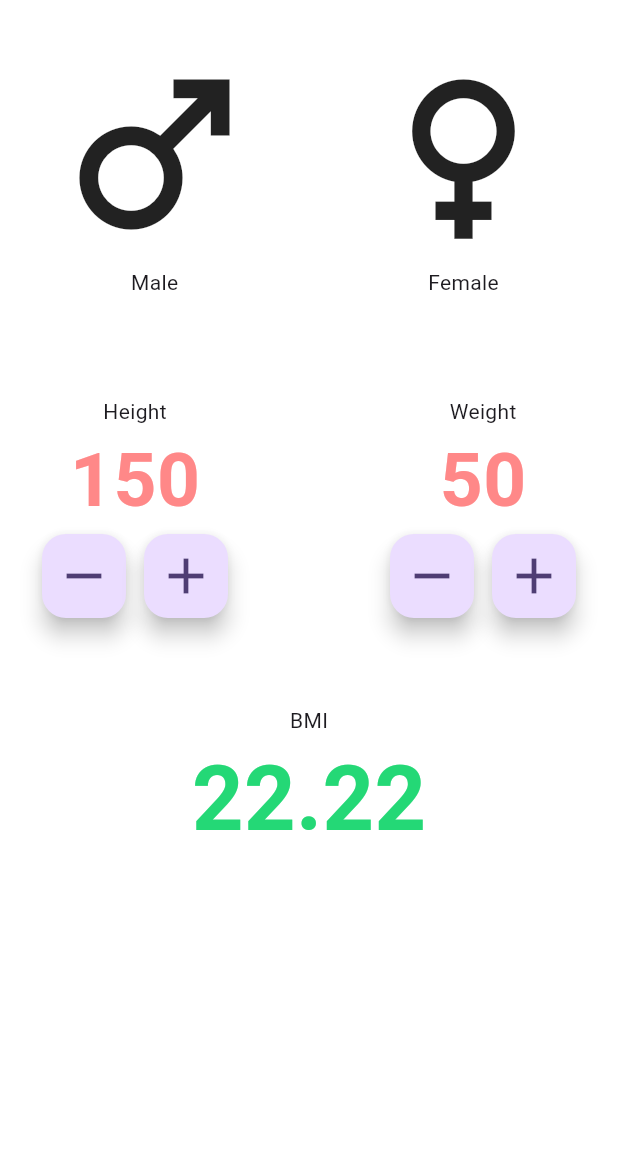
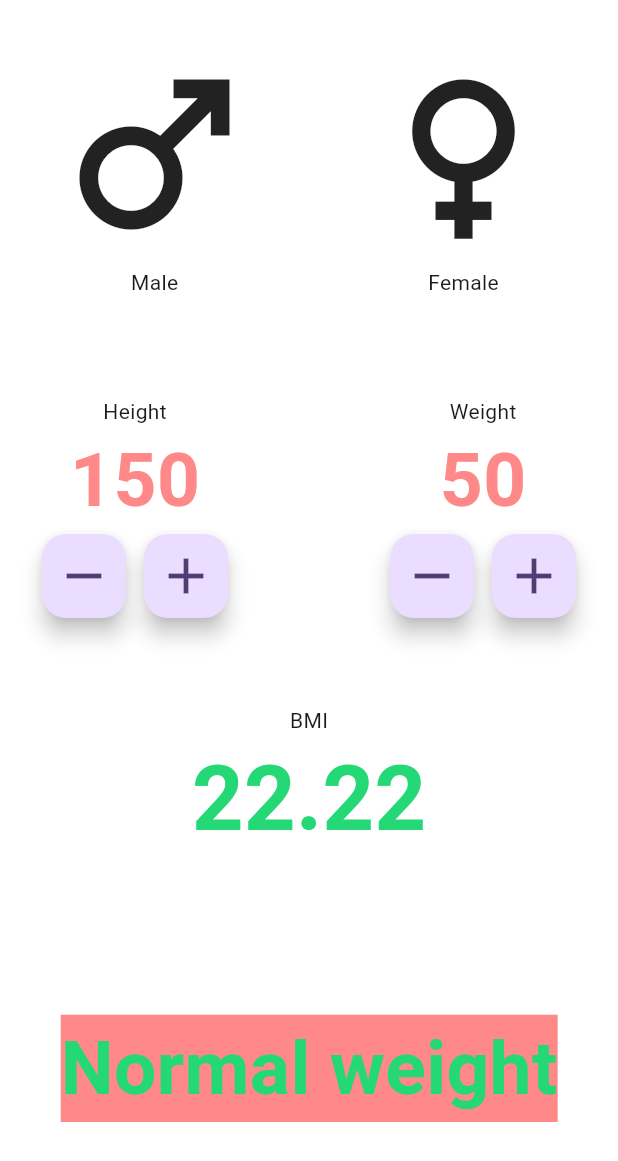
Before and after one commit to RavinduSperera/BMI_Calculator_Mobile_App, a Flutter app: the screen it shows after launch, on a phone screen of 412 x 824 dp. Shown: the top 1161 px of the screen. Run offline on Flutter 3.47's test engine with Material 3 defaults, Android fonts, the phone set to English and light mode, and no system bars.

Commit message:
add a function to return the result status and design it

```diff
--- a/lib/main_page.dart
+++ b/lib/main_page.dart
@@ -187,6 +187,16 @@ class _MainPageState extends State<MainPage> {
                       fontSize: 60,
                     ),
                   ),
+                  SizedBox(height: 100),
+                  Text(
+                    getResult(bmi),
+                    style: TextStyle(
+                      color: Color(0xFF24D876),
+                      fontSize: 50,
+                      fontWeight: FontWeight.bold,
+                      backgroundColor: Color(0xFFFF8888),
+                    ),
+                  ),
                 ],
               ),
             ],
@@ -200,4 +210,19 @@ class _MainPageState extends State<MainPage> {
   double calculateBMI({required int height, required int weight}) {
     return (weight / (height * height)) * 10000; // formula
   }
+
+  // function for inform the level and status of the bmi
+  String getResult(double bmi) {
+    String level = '';
+    if (bmi < 18.5) {
+      level = 'Underweight';
+    } else if (bmi >= 18.5 && bmi < 24.9) {
+      level = 'Normal weight';
+    } else if (bmi >= 25 && bmi < 29.9) {
+      level = 'Overweight';
+    } else {
+      level = 'Obesity';
+    }
+    return level;
+  }
 }
```
